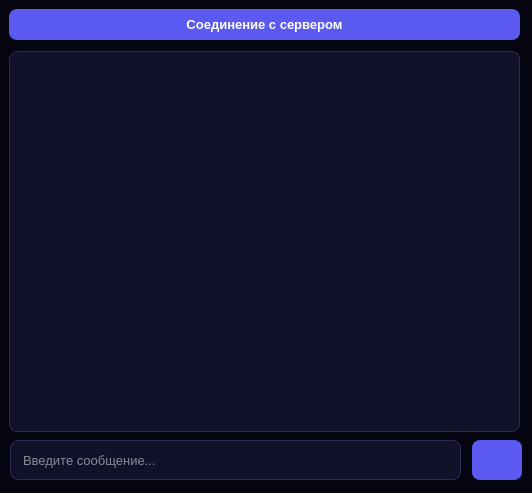
First picture: the form in Client+logins/homechats.ui, repository ZefirRX/Moon, before the edit.
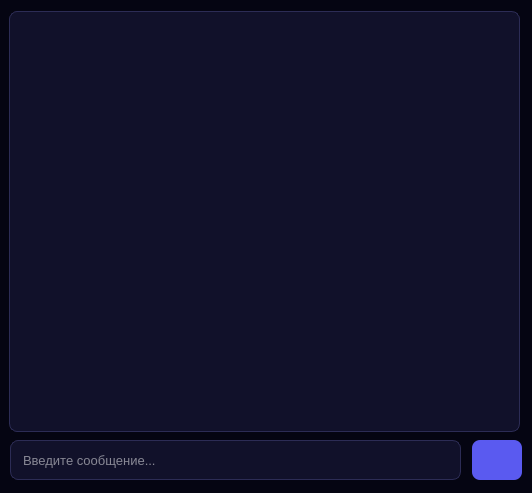
Second picture: the form after the edit. Icons and pictures are not drawn.

Commit message: Class connect

```diff
--- a/Client+logins/homechats.ui
+++ b/Client+logins/homechats.ui
@@ -23,44 +23,13 @@
    <string notr="true">background-color: #050512;
 border: none;</string>
   </property>
-  <widget class="QPushButton" name="ConnectToServer">
-   <property name="geometry">
-    <rect>
-     <x>9</x>
-     <y>9</y>
-     <width>511</width>
-     <height>31</height>
-    </rect>
-   </property>
-   <property name="font">
-    <font>
-     <pointsize>10</pointsize>
-     <bold>true</bold>
-    </font>
-   </property>
-   <property name="cursor">
-    <cursorShape>PointingHandCursor</cursorShape>
-   </property>
-   <property name="styleSheet">
-    <string notr="true">QPushButton {
-    background-color: #5A5AF0;
-    color: white;
-    border: none;
-    border-radius: 8px;
-    font-weight: bold;
-}</string>
-   </property>
-   <property name="text">
-    <string>Соединение с сервером</string>
-   </property>
-  </widget>
   <widget class="QTextBrowser" name="textBrowser">
    <property name="geometry">
     <rect>
      <x>9</x>
-     <y>51</y>
+     <y>11</y>
      <width>511</width>
-     <height>381</height>
+     <height>421</height>
     </rect>
    </property>
    <property name="styleSheet">
```
The commit also changes 7 other files.
